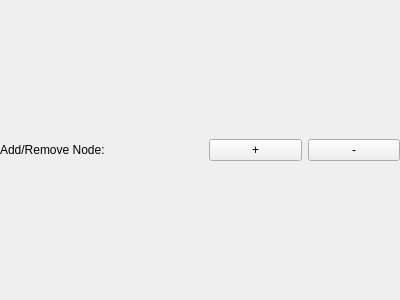
This is Resources/UI/qSlicerIGTLIONodeSelectorWidget.ui in IGSIO/OpenIGTLinkIO as Qt 5 draws it before an edit. The edited form follows.
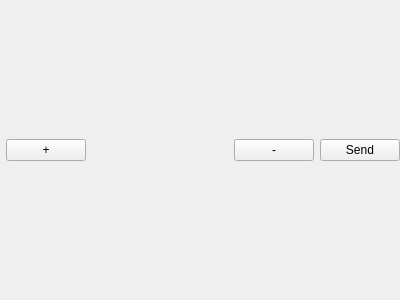
This is the edited form. Custom widgets are drawn as their Qt base class.

Commit message: ENH: Add a button to send node data manually in the I/O configuration interface.

What changed in the file:
```diff
--- a/Resources/UI/qSlicerIGTLIONodeSelectorWidget.ui
+++ b/Resources/UI/qSlicerIGTLIONodeSelectorWidget.ui
@@ -30,14 +30,7 @@
     <number>0</number>
    </property>
    <item>
-    <widget class="QLabel" name="label">
-     <property name="text">
-      <string>Add/Remove Node:</string>
-     </property>
-    </widget>
-   </item>
-   <item>
-    <widget class="qMRMLNodeComboBox" name="NodeSelector" native="true">
+    <widget class="qMRMLNodeComboBox" name="NodeSelector">
      <property name="enabled">
       <bool>true</bool>
      </property>
@@ -65,6 +58,19 @@
      </property>
     </widget>
    </item>
+   <item>
+    <spacer name="horizontalSpacer">
+     <property name="orientation">
+      <enum>Qt::Horizontal</enum>
+     </property>
+     <property name="sizeHint" stdset="0">
+      <size>
+       <width>40</width>
+       <height>20</height>
+      </size>
+     </property>
+    </spacer>
+   </item>
    <item>
     <widget class="QPushButton" name="RemoveNodeButton">
      <property name="text">
@@ -72,6 +78,13 @@
      </property>
     </widget>
    </item>
+   <item>
+    <widget class="QPushButton" name="SendButton">
+     <property name="text">
+      <string>Send</string>
+     </property>
+    </widget>
+   </item>
   </layout>
  </widget>
  <customwidgets>
```
Left out of the diff: 16 changed lines with no effect on the pictures. The commit also changes 2 other files.
